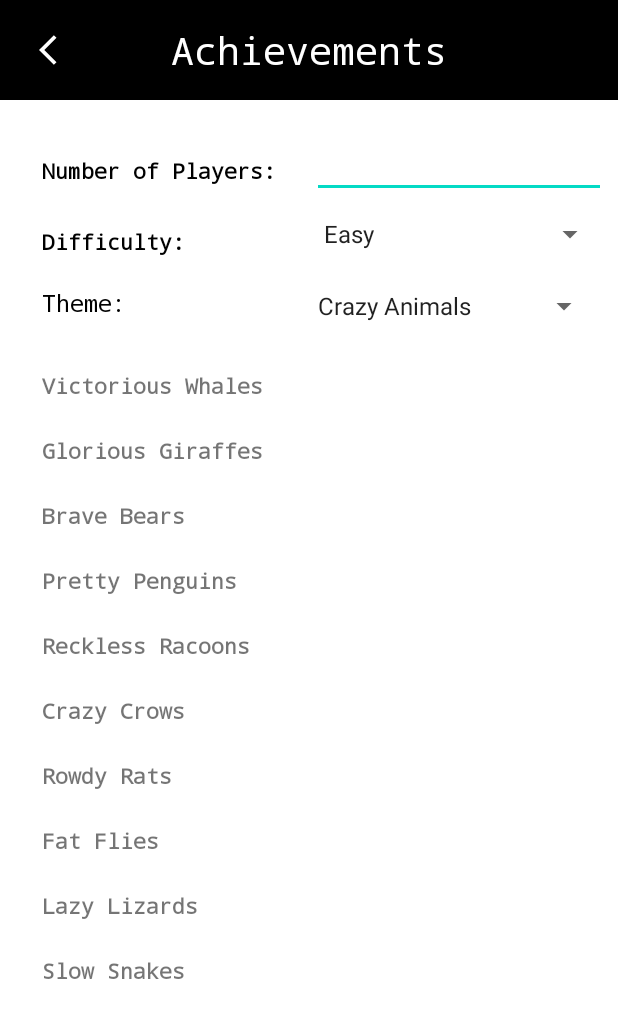
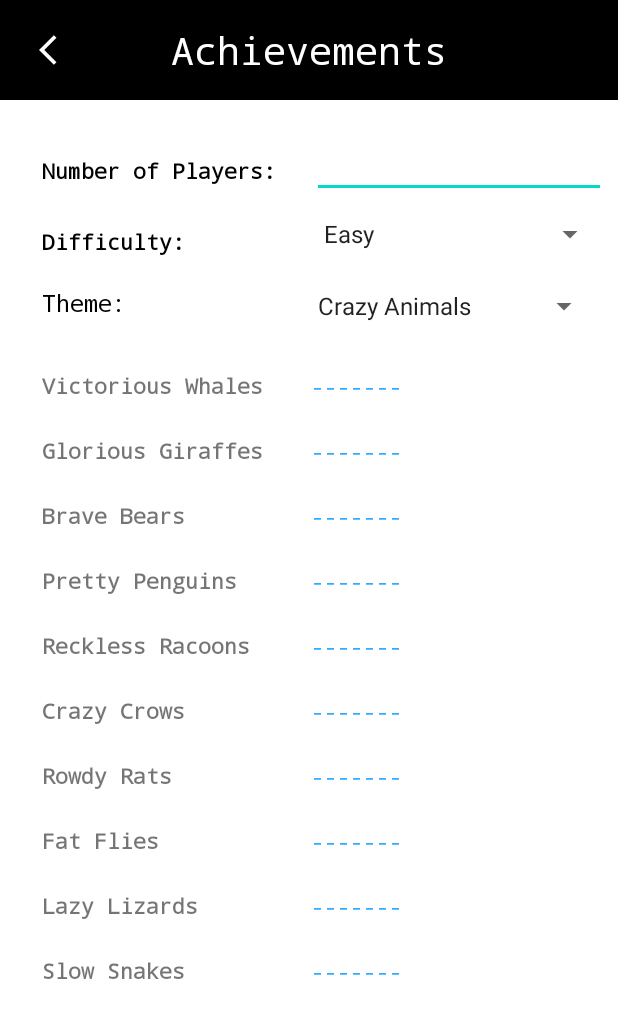
Before and after one commit to DavisH999/Board_Game_Tracker, an Android app: the AchievementsActivity screen opened directly, with no data from a screen before it, on a phone screen of 412 x 824 dp. Shown: the top 1018 px of the screen. Run offline under Robolectric (Android 15) with nearby library versions, the phone set to English and light mode, and no system bars.

Commit message:
Bug Fix.
The app would not crash when a user deletes num player.

```diff
--- a/app/src/main/java/ca/cmpt276/project_7f/AchievementsActivity.java
+++ b/app/src/main/java/ca/cmpt276/project_7f/AchievementsActivity.java
@@ -86,6 +86,19 @@ public class AchievementsActivity extends AppCompatActivity implements AdapterVi
         if (numberOfPlayer_tv.length() != 0) {
             showData();
         }
+
+        else {
+            tv0.setText("-------");
+            tv1.setText("-------");
+            tv2.setText("-------");
+            tv3.setText("-------");
+            tv4.setText("-------");
+            tv5.setText("-------");
+            tv6.setText("-------");
+            tv7.setText("-------");
+            tv8.setText("-------");
+            tv9.setText("-------");
+        }
     }
 
     @Override
@@ -119,6 +132,12 @@ public class AchievementsActivity extends AppCompatActivity implements AdapterVi
     private final TextWatcher textWatcher = new TextWatcher() {
         @Override
         public void beforeTextChanged(CharSequence s, int start, int count, int after) {
+
+        }
+
+        @Override
+        public void onTextChanged(CharSequence s, int start, int before, int count) {
+            if (numberOfPlayer_tv.length() == 0) {
                 tv0.setText("-------");
                 tv1.setText("-------");
                 tv2.setText("-------");
@@ -130,14 +149,25 @@ public class AchievementsActivity extends AppCompatActivity implements AdapterVi
                 tv8.setText("-------");
                 tv9.setText("-------");
             }
-
-        @Override
-        public void onTextChanged(CharSequence s, int start, int before, int count) {
         }
 
         @Override
         public void afterTextChanged(Editable s) {
+            if (numberOfPlayer_tv.length() == 0) {
+                tv0.setText("-------");
+                tv1.setText("-------");
+                tv2.setText("-------");
+                tv3.setText("-------");
+                tv4.setText("-------");
+                tv5.setText("-------");
+                tv6.setText("-------");
+                tv7.setText("-------");
+                tv8.setText("-------");
+                tv9.setText("-------");
+            }
+            else {
                 showData();
+            }
         }
     };
 
```
Lines whose indentation alone changed are shown as unchanged.
